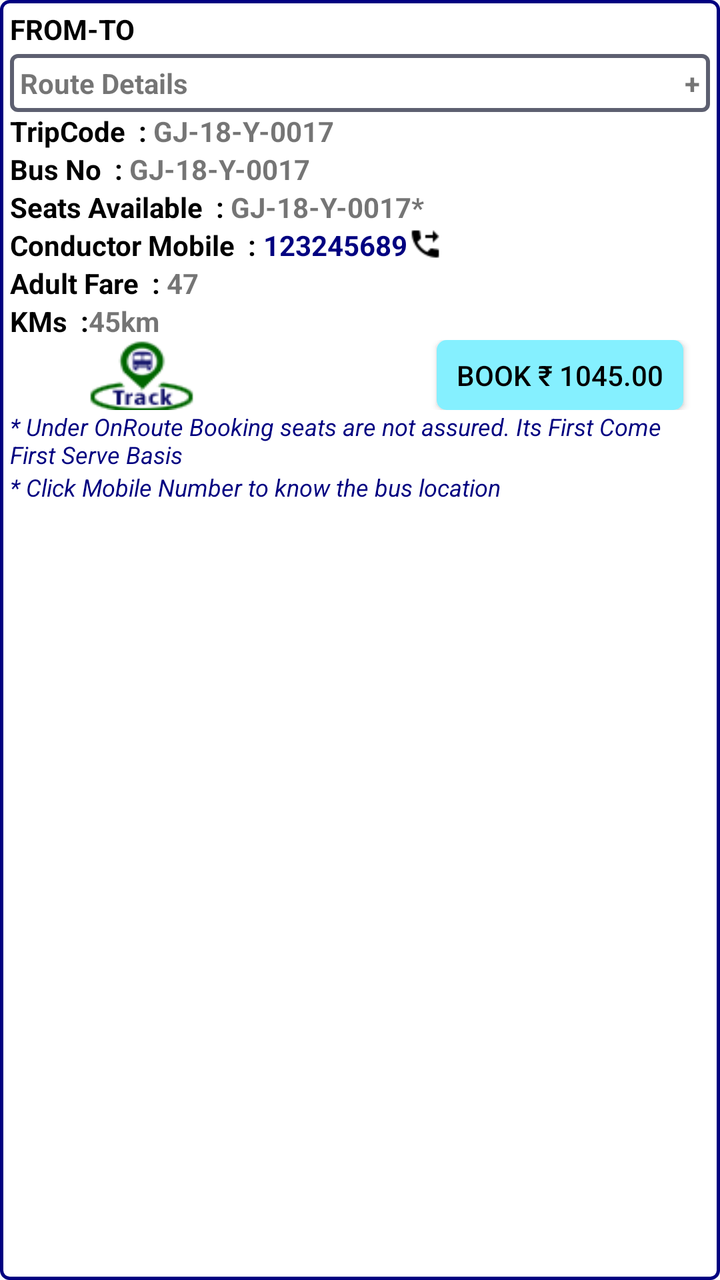
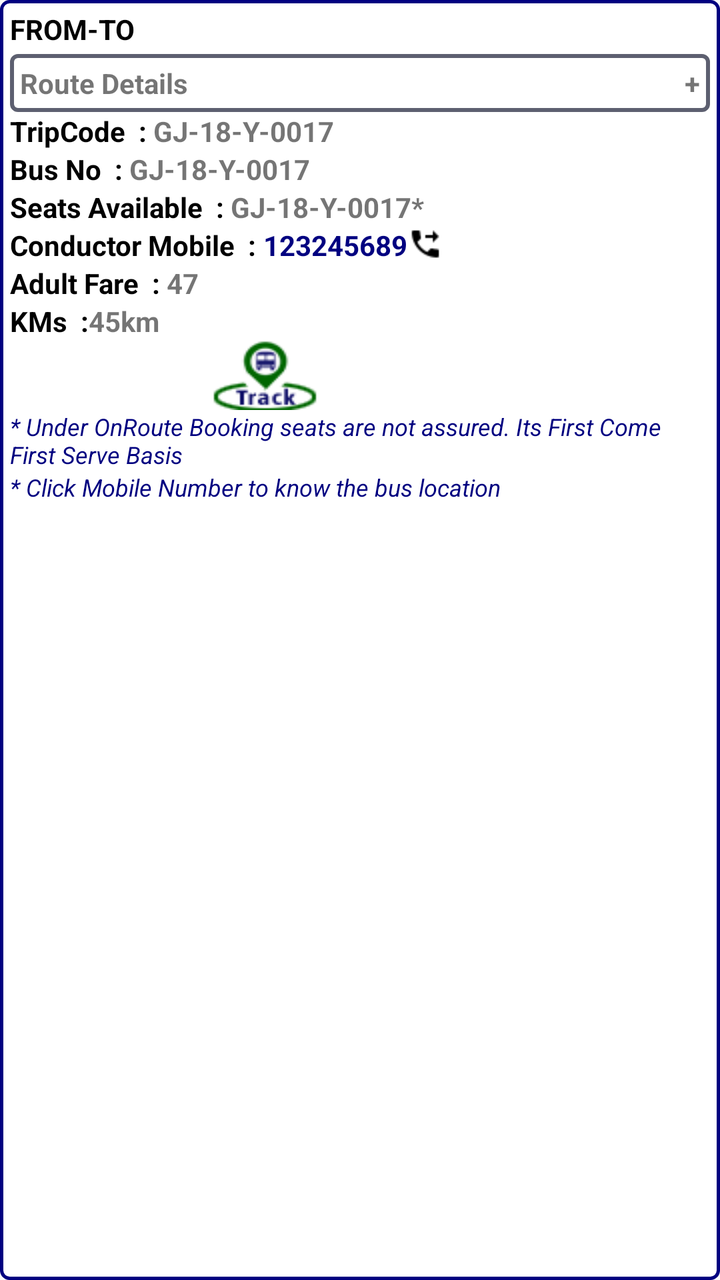

Two renders of the same Android screen: before a commit and after it. Below are the layout's source before the change and the commit's diff.
<!-- AndroidManifest.xml: application theme AppTheme.NoActionBar -->
<!-- res/layout/current_booking_list_item.xml -->
<?xml version="1.0" encoding="utf-8"?>
<LinearLayout xmlns:android="http://schemas.android.com/apk/res/android"
    android:layout_width="match_parent" android:layout_height="wrap_content"
    android:padding="5dp"
    android:background="@drawable/serv_list_border"
    android:orientation="vertical">
    <TextView
        android:id="@+id/li_FromToPlace"
        android:layout_width="wrap_content"
        android:layout_height="wrap_content"
        android:layout_marginBottom="3dp"
        android:textColor="#000000"
        android:text="FROM-TO"
        android:textStyle="bold"
        android:textAppearance="@style/Base.TextAppearance.AppCompat.Small"/>

    <LinearLayout
        android:layout_width="match_parent"
        android:layout_height="wrap_content"
        android:orientation="vertical"
        style="@style/Gsrtc_listitem_route_details"
        android:id="@+id/linearLayoutRouteDetails">

        <LinearLayout
            android:layout_width="match_parent"
            android:layout_height="wrap_content"
            android:orientation="horizontal">

            <TextView
                android:id="@+id/li_RouteDetails"
                android:layout_width="match_parent"
                android:layout_height="wrap_content"
                android:text="Route Details"
                android:textStyle="bold"
                android:layout_weight="1"
                android:textAppearance="@style/Base.TextAppearance.AppCompat.Small"/>

            <TextView
                android:id="@+id/li_RouteDetails_Expand"
                android:layout_width="match_parent"
                android:layout_height="wrap_content"
                android:text="+"
                android:textStyle="bold"
                android:layout_weight="1"
                android:gravity="right"
                android:textAppearance="@style/Base.TextAppearance.AppCompat.Small"/>

        </LinearLayout>

        <LinearLayout
            android:layout_width="match_parent"
            android:layout_height="wrap_content">
        </LinearLayout>



    </LinearLayout>

    <LinearLayout
        android:layout_width="match_parent"
        android:layout_height="wrap_content"
        android:orientation="horizontal">

        <TextView
            android:id="@+id/tripco_Heading"
            android:layout_width="wrap_content"
            android:layout_height="wrap_content"
            android:layout_below="@id/booking_class"
            android:text="TripCode  : "
            android:textColor="#000000"
            android:textStyle="bold" />

        <TextView
            android:id="@+id/tripco_Text"
            android:layout_below="@id/bus_route"
            android:textStyle="bold"
            android:text="GJ-18-Y-0017"
            android:layout_width="wrap_content"
            android:layout_height="wrap_content"
            android:textAppearance="@style/Base.TextAppearance.AppCompat.Small"/>

    </LinearLayout>

    <LinearLayout
        android:layout_width="match_parent"
        android:layout_height="wrap_content"
        android:orientation="horizontal">

        <TextView
            android:id="@+id/bus_NO_Heading"
            android:layout_width="wrap_content"
            android:layout_height="wrap_content"
            android:layout_below="@id/booking_class"
            android:text="Bus No  : "
            android:textColor="#000000"
            android:textStyle="bold" />

        <TextView
            android:id="@+id/bus_NO_Text"
            android:layout_below="@id/bus_route"
            android:textStyle="bold"
            android:text="GJ-18-Y-0017"
            android:layout_width="wrap_content"
            android:layout_height="wrap_content"
            android:textAppearance="@style/Base.TextAppearance.AppCompat.Small"/>

    </LinearLayout>


    <LinearLayout
        android:layout_width="match_parent"
        android:layout_height="wrap_content"
        android:orientation="horizontal"
        android:visibility="gone">
        <TextView
            android:id="@+id/departed_Heading"
            android:layout_below="@id/booking_class"
            android:textStyle="bold"
            android:text="Departed  : "
            android:layout_width="wrap_content"
            android:layout_height="wrap_content"
            android:textColor="#000000"/>

        <TextView
            android:id="@+id/departed_Text"
            android:layout_below="@id/bus_route"
            android:textStyle="bold"
            android:text="GJ-18-Y-0017"
            android:layout_width="wrap_content"
            android:layout_height="wrap_content"
            android:textAppearance="@style/Base.TextAppearance.AppCompat.Small"/>

    </LinearLayout>


    <LinearLayout
        android:layout_width="match_parent"
        android:layout_height="wrap_content"
        android:orientation="horizontal">

        <TextView
            android:id="@+id/seatavailable_Heading"
            android:layout_width="wrap_content"
            android:layout_height="match_parent"
            android:layout_below="@id/booking_class"
            android:text="Seats Available  : "
            android:textColor="#000000"
            android:textStyle="bold" />

        <TextView
            android:id="@+id/seatavailable_Heading_Text"
            android:layout_below="@id/bus_route"
            android:textStyle="bold"
            android:text="GJ-18-Y-0017"
            android:layout_width="wrap_content"
            android:layout_height="wrap_content"
            android:textAppearance="@style/Base.TextAppearance.AppCompat.Small"/>

        <TextView
            android:id="@+id/seatavailable_Heading_Text_Star"
            android:layout_width="wrap_content"
            android:layout_height="match_parent"
            android:layout_below="@id/bus_route"
            android:text="*"
            android:textColor="@color/bpDarker_red"
            android:textStyle="bold" />

    </LinearLayout>

    <LinearLayout
        android:layout_width="match_parent"
        android:layout_height="wrap_content"
        android:orientation="horizontal"
        android:visibility="gone">
        <TextView
            android:id="@+id/bus_running_status"
            android:layout_below="@id/booking_class"
            android:textStyle="bold"
            android:text="Vehicle Status"
            android:layout_width="wrap_content"
            android:layout_height="wrap_content"
            android:textColor="#000000"
            android:layout_weight="1"
            android:visibility="gone"/>

        <TextView
            android:id="@+id/bus_running_status_Text"
            android:layout_below="@id/bus_route"
            android:textStyle="bold"
            android:text="OnTime"
            android:layout_width="wrap_content"
            android:layout_height="wrap_content"
            android:layout_weight="1"/>

    </LinearLayout>
    <LinearLayout
        android:layout_width="match_parent"
        android:layout_height="wrap_content"
        android:orientation="horizontal"
        android:visibility="visible">
        <TextView
            android:id="@+id/conductor_mobile"
            android:layout_below="@id/booking_class"
            android:textStyle="bold"
            android:text="Conductor Mobile  : "
            android:layout_width="wrap_content"
            android:layout_height="wrap_content"
            android:textColor="#000000"
            android:visibility="visible"/>

        <TextView
            android:id="@+id/conductor_mobilenum"
            android:layout_below="@id/bus_route"
            android:textStyle="bold"
            android:text="123245689"
            android:textColor="@color/naviy"
            android:layout_width="wrap_content"
            android:layout_height="wrap_content"
            android:autoLink="phone"
            android:linksClickable="true"/>

        <ImageView
            android:id="@+id/call_icon"
            android:layout_below="@id/bus_route"
            android:textStyle="bold"
            android:src="@drawable/call_icon"
            android:tint="@color/bpRed"
            android:layout_width="18dp"
            android:layout_height="18dp"/>


    </LinearLayout>
    <LinearLayout
        android:layout_width="match_parent"
        android:layout_height="wrap_content"
        android:orientation="horizontal"
        android:visibility="visible">
        <TextView
            android:id="@+id/adult"
            android:layout_below="@id/booking_class"
            android:textStyle="bold"
            android:text="Adult Fare  : "
            android:layout_width="wrap_content"
            android:layout_height="wrap_content"
            android:textColor="#000000"
            android:visibility="visible"/>

        <TextView
            android:id="@+id/adult_fare"
            android:layout_below="@id/bus_route"
            android:textStyle="bold"
            android:text="47"
            android:layout_width="wrap_content"
            android:layout_height="wrap_content" />

    </LinearLayout>

    <LinearLayout
        android:layout_width="match_parent"
        android:layout_height="wrap_content"
        android:orientation="horizontal"
        android:visibility="visible">
        <TextView
            android:id="@+id/kms"
            android:layout_below="@id/booking_class"
            android:textStyle="bold"
            android:text="KMs  :"
            android:layout_width="wrap_content"
            android:layout_height="wrap_content"
            android:textColor="#000000"
            android:visibility="visible"/>

        <TextView
            android:id="@+id/kilo_meters"
            android:layout_below="@id/bus_route"
            android:textStyle="bold"
            android:text="45km"
            android:layout_width="wrap_content"
            android:layout_height="wrap_content" />

    </LinearLayout>


    

    <LinearLayout
        android:layout_width="match_parent"
        android:layout_height="wrap_content"
        android:orientation="horizontal"
        android:gravity="center">

        <Button
            android:id="@+id/li_track_btn"
            android:layout_width="wrap_content"
            android:layout_height="35dp"
            android:layout_marginRight="100dp"
            android:background="@drawable/view_in_map" />

        <Button
            android:id="@+id/li_book_btn"
            android:layout_width="wrap_content"
            android:layout_height="35dp"
            android:paddingLeft="10dp"
            android:paddingRight="10dp"
            android:textColor="@color/black"
            android:background="@drawable/search_input_btn_blue"
            android:text="@string/Rs" />

    </LinearLayout>

    <TextView
        android:id="@+id/bus_footer"
        android:text="* Under OnRoute Booking seats are not assured. Its First Come First Serve Basis"
        android:layout_width="wrap_content"
        android:textColor="@color/naviy"
        android:textStyle="italic"
        android:textSize="12dp"
        android:layout_height="wrap_content"
        android:textAppearance="@style/Base.TextAppearance.AppCompat.Small"/>
    <TextView
        android:id="@+id/bus_note"
        android:text="* Click Mobile Number to know the bus location"
        android:layout_width="wrap_content"
        android:textColor="@color/naviy"
        android:textStyle="italic"
        android:textSize="12dp"
        android:layout_height="wrap_content"
        android:textAppearance="@style/Base.TextAppearance.AppCompat.Small"/>

</LinearLayout>
<!-- resources referenced by this layout -->
<resources>
  <color name="black">#000000</color>
  <color name="naviy">#000080</color>
  <!-- drawable call_icon: png bitmap (drawable, 347 bytes) -->
  <!-- drawable search_input_btn_blue (drawable) -->
  <?xml version="1.0" encoding="utf-8"?>
  <selector xmlns:android="http://schemas.android.com/apk/res/android">
      <item>
          <shape>
              <solid android:color="@color/blue"/>
              <corners
                  android:bottomRightRadius="5sp"
                  android:bottomLeftRadius="5sp"
                  android:topLeftRadius="5sp"
                  android:topRightRadius="5sp"/>
              <gradient
                  android:startColor="#85f0ff"
                  android:centerColor="#85f0ff"
                  android:endColor="#85f0ff"
                  android:angle="270" />
          </shape>
      </item>
  </selector>
  <!-- drawable serv_list_border (drawable) -->
  <shape xmlns:android="http://schemas.android.com/apk/res/android"
  	android:shape="rectangle" >
  
  	<solid android:color="#ffffff" />
  
  	<stroke
  		android:width="1.5dip"
  		android:color="@color/naviy" />
  	<corners
  		android:bottomRightRadius="4sp"
  		android:bottomLeftRadius="4sp"
  		android:topLeftRadius="4sp"
  		android:topRightRadius="4sp"/>
  	<gradient
  		android:startColor="#ffffff"
  		android:centerColor="#ffffff"
  		android:endColor="#ffffff"
  		android:angle="270" />
  </shape>
  <!-- drawable view_in_map: png bitmap (drawable, 2432 bytes) -->
  <string name="Rs">Book \u20B9 1045.00</string>
  <style name="Gsrtc_listitem_route_details">
          <item name="android:background">@drawable/route_details_expand</item>
          <item name="android:textColor">#5d6070</item>
          <item name="android:padding">5dp</item>
          <item name="android:textSize">14sp</item>
      </style>
  <style name="AppTheme.NoActionBar">
          <item name="windowActionBar">false</item>
          <item name="windowNoTitle">true</item>
      </style>
  <color name="blue">#0000FF</color>
  <!-- drawable route_details_expand (drawable) -->
  <?xml version="1.0" encoding="utf-8"?>
  <shape xmlns:android="http://schemas.android.com/apk/res/android">
      <solid android:color="#FFF"/>
      <corners android:radius="3dp"/>
      <stroke android:color="#5d6070"
          android:width="2dp"/>
  </shape>
</resources>

<!-- the commit's change to res/layout/current_booking_list_item.xml (unified diff, before → after) -->
@@ -303,6 +303,7 @@
             android:paddingLeft="10dp"
             android:paddingRight="10dp"
             android:textColor="@color/black"
+            android:visibility="gone"
             android:background="@drawable/search_input_btn_blue"
             android:text="@string/Rs" />
 
